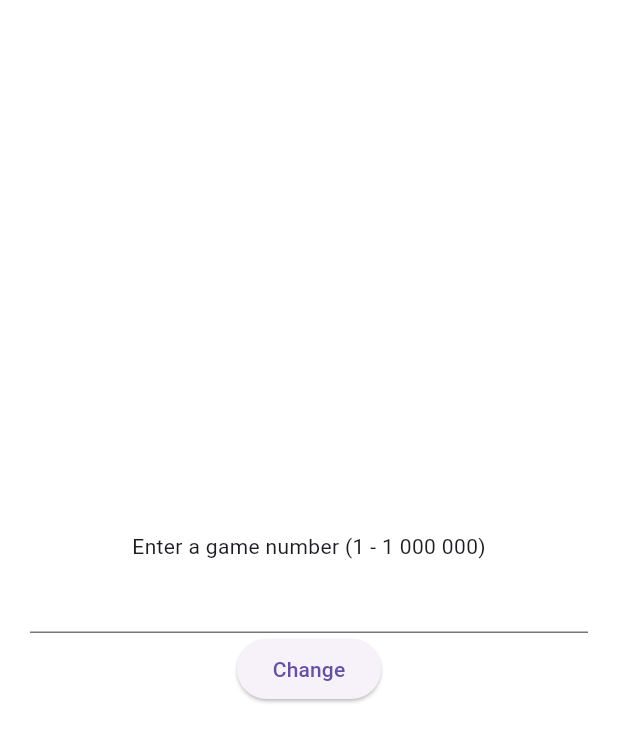
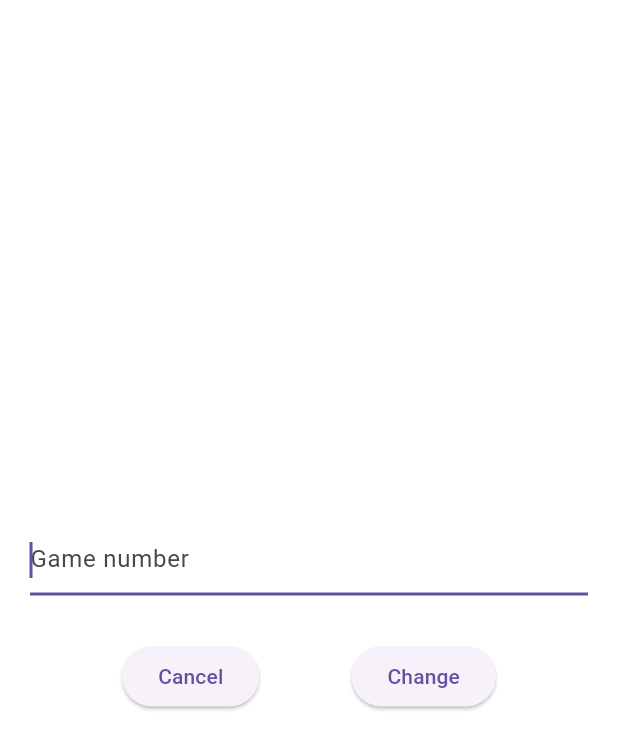
Before and after one commit to janne/freecell-flutter, a Flutter app: the SeedPicker screen opened directly with empty values, after a tap on "Change", on a phone screen of 412 x 824 dp. Shown: the top 749 px of the screen. Run offline on Flutter 3.47's test engine with Material 3 defaults, Android fonts, the phone set to English and light mode, and no system bars; our stand-ins replace shared_preferences; missing offline and left inert: flame, flame_svg; accounts and stored records are empty.

Commit message:
Improvements to seed picker
- Focus when opening
- Allow cancelling
- Add hint text

```diff
--- a/lib/freecell_game.dart
+++ b/lib/freecell_game.dart
@@ -142,8 +142,9 @@ class FreecellGame extends FlameGame {
   }
 
   _redo() {
-    if (game.boardIndex == game.boards.length - 1 || PlayingCard.animating)
+    if (game.boardIndex == game.boards.length - 1 || PlayingCard.animating) {
       return;
+    }
     game = game.redo();
     _moveDiff(game.boards[game.boardIndex - 1], game.board);
   }
--- a/lib/overlays/seed_picker.dart
+++ b/lib/overlays/seed_picker.dart
@@ -10,6 +10,26 @@ class SeedPicker extends StatefulWidget {
 
 class _SeedPickerState extends State<SeedPicker> {
   int _enteredSeed = 1; // Store the entered seed value
+  late FocusNode _focusNode;
+
+  @override
+  void initState() {
+    _focusNode = FocusNode();
+    _focusNode.requestFocus();
+    super.initState();
+  }
+
+  void _submit() {
+    if (_enteredSeed >= 1 && _enteredSeed <= 1000000) {
+      widget.game.overlays.remove('seedPicker');
+      widget.game.setGameSeed(_enteredSeed);
+    }
+  }
+
+  void _cancel() {
+    widget.game.overlays.remove('seedPicker');
+  }
+
   @override
   Widget build(BuildContext context) {
     return Scaffold(
@@ -22,23 +42,32 @@ class _SeedPickerState extends State<SeedPicker> {
             mainAxisSize:
                 MainAxisSize.min, // Prevent column from taking full height
             children: [
-              const Text("Enter a game number (1 - 1 000 000)"),
               TextField(
+                decoration: const InputDecoration(
+                  hintText: 'Game number',
+                ),
+                focusNode: _focusNode,
                 keyboardType: TextInputType.number,
                 onChanged: (value) {
                   setState(() {
                     _enteredSeed = int.tryParse(value) ?? 1;
                   });
                 },
+                onSubmitted: (_) => _submit(),
               ),
-              ElevatedButton(
-                onPressed: () {
-                  if (_enteredSeed >= 1 && _enteredSeed <= 1000000) {
-                    widget.game.overlays.remove('seedPicker');
-                    widget.game.setGameSeed(_enteredSeed);
-                  }
-                },
-                child: const Text('Change'),
+              const SizedBox(height: 30),
+              Row(
+                mainAxisAlignment: MainAxisAlignment.spaceEvenly,
+                children: [
+                  ElevatedButton(
+                    onPressed: _cancel,
+                    child: const Text('Cancel'),
+                  ),
+                  ElevatedButton(
+                    onPressed: _submit,
+                    child: const Text('Change'),
+                  ),
+                ],
               ),
             ],
           ),
```
